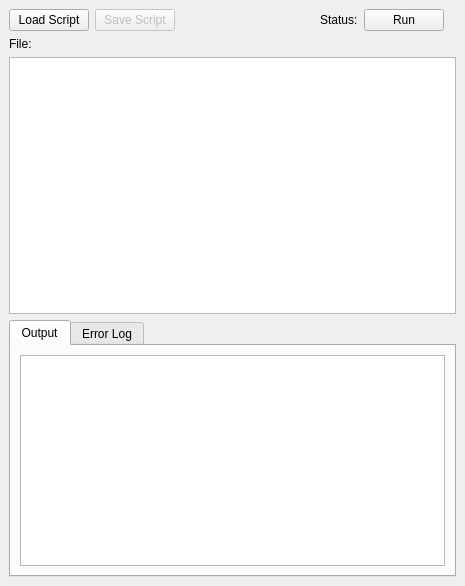
eugenemel/maven, file mzroll/forms/rconsolewidget.ui: the form before one commit.
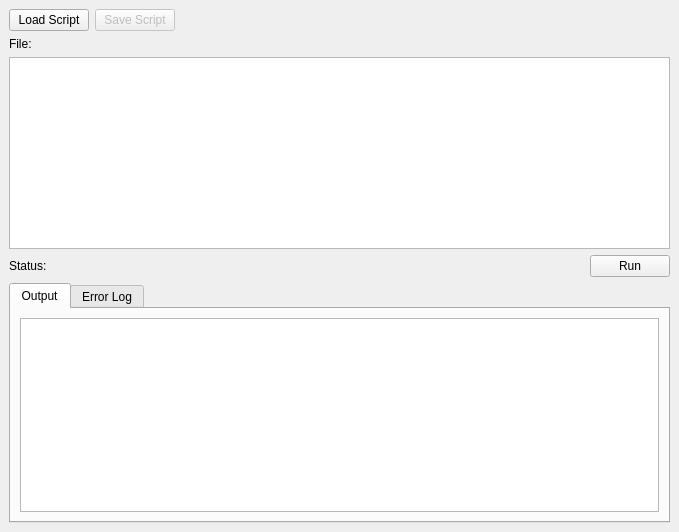
The form after the commit.

Commit message: add saveAs function, improved stability of EIC widget

Patch:
```diff
--- a/mzroll/forms/rconsolewidget.ui
+++ b/mzroll/forms/rconsolewidget.ui
@@ -6,8 +6,8 @@
    <rect>
     <x>0</x>
     <y>0</y>
-    <width>465</width>
-    <height>586</height>
+    <width>679</width>
+    <height>532</height>
    </rect>
   </property>
   <property name="windowTitle">
@@ -15,10 +15,17 @@
   </property>
   <widget class="QWidget" name="dockWidgetContents">
    <layout class="QGridLayout" name="gridLayout">
-    <item row="6" column="0" colspan="9">
+    <item row="7" column="0">
+     <widget class="QLabel" name="statusLabel">
+      <property name="text">
+       <string>Status:</string>
+      </property>
+     </widget>
+    </item>
+    <item row="6" column="0" colspan="8">
      <widget class="QTextEdit" name="editor"/>
     </item>
-    <item row="9" column="0" colspan="9">
+    <item row="9" column="0" colspan="8">
      <widget class="QTabWidget" name="tabWidget">
       <property name="currentIndex">
        <number>0</number>
@@ -45,40 +52,6 @@
       </widget>
      </widget>
     </item>
-    <item row="0" column="2">
-     <spacer name="horizontalSpacer">
-      <property name="orientation">
-       <enum>Qt::Horizontal</enum>
-      </property>
-      <property name="sizeHint" stdset="0">
-       <size>
-        <width>40</width>
-        <height>20</height>
-       </size>
-      </property>
-     </spacer>
-    </item>
-    <item row="0" column="5">
-     <widget class="QLabel" name="statusLabel">
-      <property name="text">
-       <string>Status:</string>
-      </property>
-     </widget>
-    </item>
-    <item row="0" column="6">
-     <widget class="QPushButton" name="btnRun">
-      <property name="text">
-       <string>Run</string>
-      </property>
-     </widget>
-    </item>
-    <item row="0" column="0">
-     <widget class="QPushButton" name="btnOpen">
-      <property name="text">
-       <string>Load Script</string>
-      </property>
-     </widget>
-    </item>
     <item row="0" column="1">
      <widget class="QPushButton" name="btnSave">
       <property name="enabled">
@@ -89,13 +62,27 @@
       </property>
      </widget>
     </item>
-    <item row="4" column="0" colspan="7">
+    <item row="4" column="0" colspan="6">
      <widget class="QLabel" name="fileLabel">
       <property name="text">
        <string>File:</string>
       </property>
      </widget>
     </item>
+    <item row="7" column="7">
+     <widget class="QPushButton" name="btnRun">
+      <property name="text">
+       <string>Run</string>
+      </property>
+     </widget>
+    </item>
+    <item row="0" column="0">
+     <widget class="QPushButton" name="btnOpen">
+      <property name="text">
+       <string>Load Script</string>
+      </property>
+     </widget>
+    </item>
    </layout>
   </widget>
  </widget>
```
The commit also changes 5 other files.
